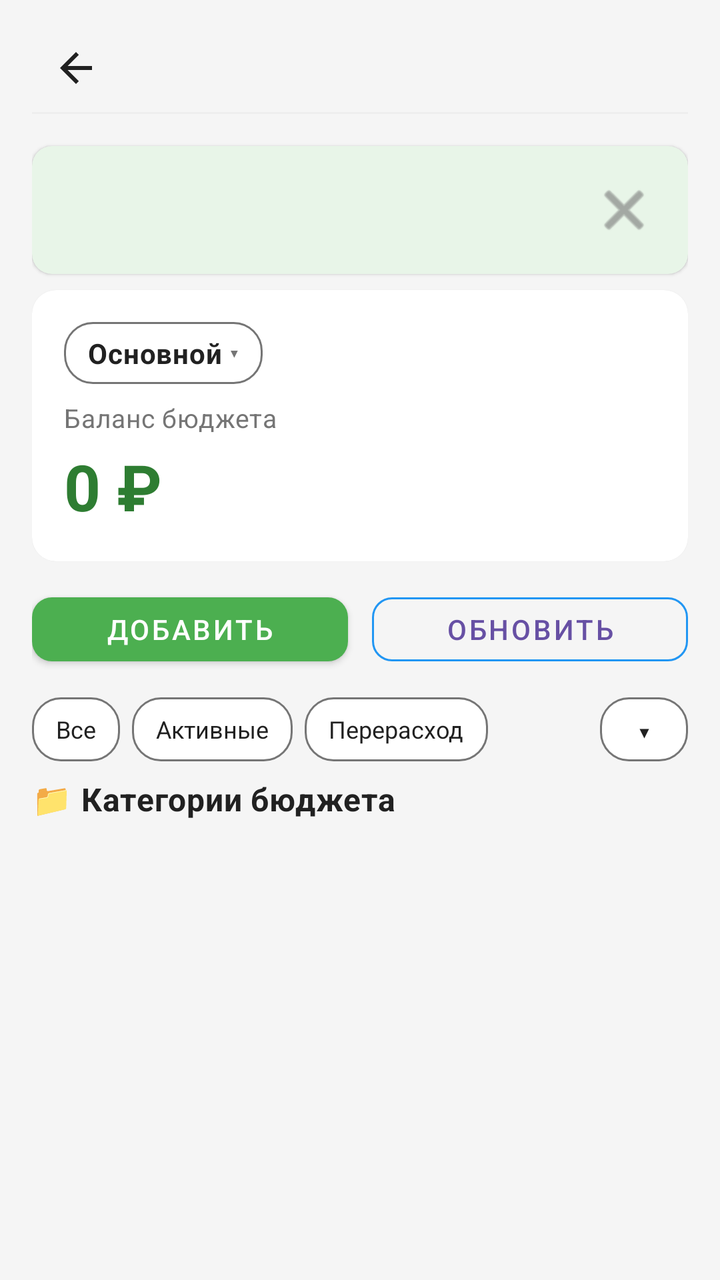
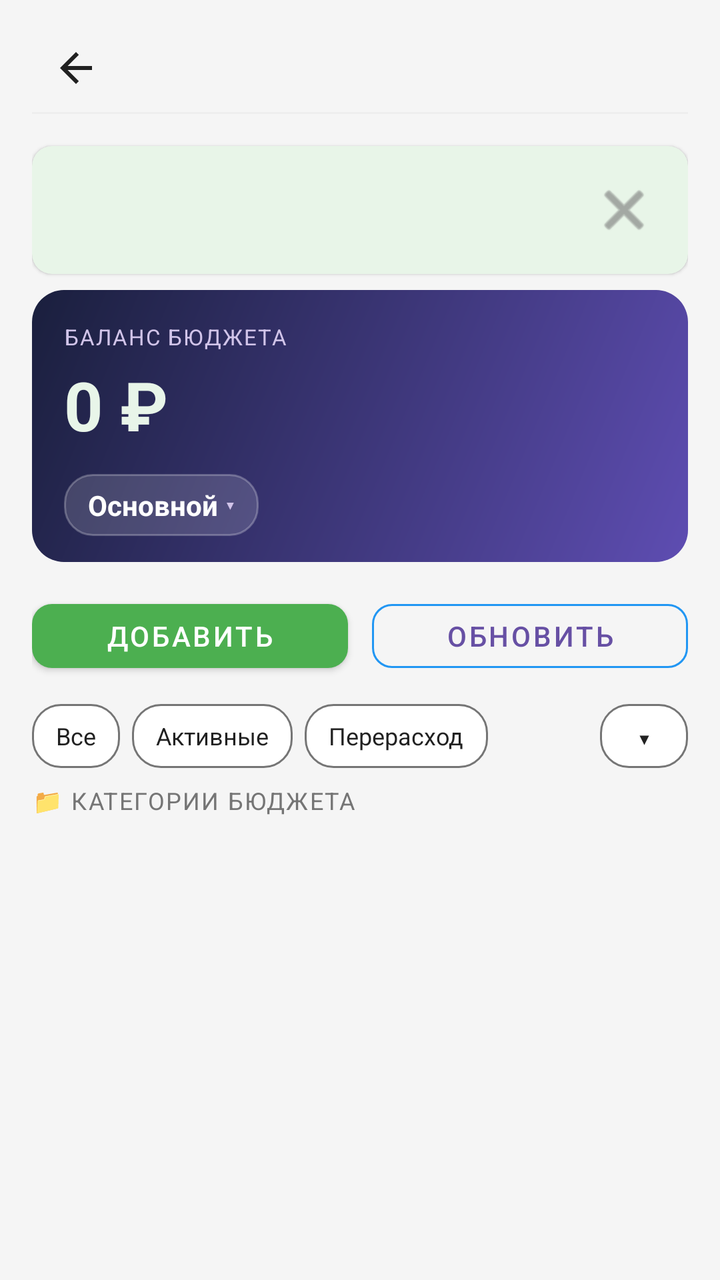

Two renders of the same Android screen: before a commit and after it. Below are the layout's source before the change and the commit's diff.
<!-- AndroidManifest.xml: application theme Theme.MyBudget -->
<!-- res/layout/activity_budget.xml -->
<?xml version="1.0" encoding="utf-8"?>
<LinearLayout xmlns:android="http://schemas.android.com/apk/res/android" xmlns:app="http://schemas.android.com/apk/res-auto"
    android:orientation="vertical"
    android:background="@color/background_light"
    android:paddingLeft="@dimen/space_16"
    android:paddingTop="@dimen/space_12"
    android:paddingRight="@dimen/space_16"
    android:paddingBottom="@dimen/space_16"
    android:layout_width="match_parent"
    android:layout_height="match_parent"
    android:paddingHorizontal="@dimen/space_16">
    <include
        android:layout_width="match_parent"
        android:layout_height="wrap_content"
        android:layout_marginBottom="@dimen/space_8"
        layout="@layout/include_screen_header"/>
    <include
        android:id="@+id/budgetHint"
        android:layout_width="match_parent"
        android:layout_height="wrap_content"
        android:layout_marginBottom="@dimen/space_8"
        layout="@layout/include_dismissible_hint"/>
    <androidx.cardview.widget.CardView
        android:id="@+id/budgetBalanceCard"
        android:layout_width="match_parent"
        android:layout_height="wrap_content"
        android:layout_marginBottom="@dimen/space_12"
        style="@style/Card.MyBudget.Surface">
        <LinearLayout
            android:orientation="vertical"
            android:padding="@dimen/space_16"
            android:layout_width="match_parent"
            android:layout_height="wrap_content">
            <LinearLayout
                android:gravity="center_vertical"
                android:orientation="horizontal"
                android:id="@+id/activeBudgetPicker"
                android:background="@drawable/quick_filter_chip_bg"
                android:paddingLeft="@dimen/space_12"
                android:paddingTop="@dimen/space_6"
                android:paddingRight="@dimen/space_12"
                android:paddingBottom="@dimen/space_6"
                android:focusable="true"
                android:clickable="true"
                android:layout_width="wrap_content"
                android:layout_height="wrap_content"
                android:paddingHorizontal="@dimen/space_12"
                android:paddingVertical="@dimen/space_6">
                <TextView
                    android:textSize="14sp"
                    android:id="@+id/activeBudgetNameText"
                    android:layout_width="wrap_content"
                    android:layout_height="wrap_content"
                    android:text="@string/budget_profiles_default_name"
                    style="@style/Text.MyBudget.Section"/>
                <TextView
                    android:textSize="12sp"
                    android:textColor="@color/text_secondary"
                    android:layout_width="wrap_content"
                    android:layout_height="wrap_content"
                    android:text="@string/ui_chevron_down"
                    android:layout_marginStart="@dimen/space_4"/>
            </LinearLayout>
            <TextView
                android:textSize="13sp"
                android:id="@+id/budgetBalanceLabel"
                android:layout_width="wrap_content"
                android:layout_height="wrap_content"
                android:layout_marginTop="@dimen/space_8"
                android:text="@string/budget_balance_label"
                style="@style/Text.MyBudget.Subtitle"/>
            <TextView
                android:textSize="32sp"
                android:textStyle="bold"
                android:textColor="@color/primary_green"
                android:id="@+id/totalBalanceText"
                android:layout_width="match_parent"
                android:layout_height="wrap_content"
                android:layout_marginTop="@dimen/space_4"
                android:text="@string/budget_balance_zero"/>
            <TextView
                android:textSize="13sp"
                android:id="@+id/safeToSpendText"
                android:visibility="gone"
                android:layout_width="match_parent"
                android:layout_height="wrap_content"
                android:layout_marginTop="@dimen/space_4"
                style="@style/Text.MyBudget.Subtitle"/>
        </LinearLayout>
    </androidx.cardview.widget.CardView>
    <LinearLayout
        android:orientation="horizontal"
        android:layout_width="match_parent"
        android:layout_height="wrap_content"
        android:layout_marginBottom="@dimen/space_12">
        <com.google.android.material.button.MaterialButton
            android:id="@+id/addCategoryButton"
            android:layout_width="0dp"
            android:layout_height="wrap_content"
            android:minHeight="@dimen/touch_min_size"
            android:text="@string/budget_add_category_btn"
            android:layout_weight="1"
            android:layout_marginEnd="@dimen/space_6"
            app:backgroundTint="@color/income_green"
            app:cornerRadius="@dimen/radius_10"
            style="@style/Widget.MaterialComponents.Button"/>
        <com.google.android.material.button.MaterialButton
            android:id="@+id/refreshButton"
            android:layout_width="0dp"
            android:layout_height="wrap_content"
            android:minHeight="@dimen/touch_min_size"
            android:text="@string/budget_refresh_btn"
            android:layout_weight="1"
            android:layout_marginStart="@dimen/space_6"
            app:cornerRadius="@dimen/radius_10"
            app:strokeColor="@color/budget_blue"
            style="@style/Widget.MaterialComponents.Button.OutlinedButton"/>
    </LinearLayout>
    <androidx.cardview.widget.CardView
        android:id="@+id/selectionBar"
        android:visibility="gone"
        android:layout_width="match_parent"
        android:layout_height="wrap_content"
        android:layout_marginBottom="@dimen/space_12"
        style="@style/Card.MyBudget.Surface">
        <LinearLayout
            android:orientation="horizontal"
            android:padding="@dimen/space_8"
            android:layout_width="match_parent"
            android:layout_height="wrap_content">
            <com.google.android.material.button.MaterialButton
                android:textSize="12sp"
                android:id="@+id/selectModeButton"
                android:layout_width="0dp"
                android:layout_height="wrap_content"
                android:minHeight="@dimen/touch_min_size"
                android:text="@string/budget_select_mode"
                android:layout_weight="1"
                android:layout_marginEnd="@dimen/space_4"
                app:cornerRadius="@dimen/radius_10"
                style="@style/Widget.MaterialComponents.Button.OutlinedButton"/>
            <com.google.android.material.button.MaterialButton
                android:textSize="12sp"
                android:id="@+id/hideSelectedButton"
                android:visibility="gone"
                android:layout_width="0dp"
                android:layout_height="wrap_content"
                android:layout_marginLeft="@dimen/space_4"
                android:layout_marginRight="@dimen/space_4"
                android:minHeight="@dimen/touch_min_size"
                android:text="@string/budget_hide_selected"
                android:layout_weight="1"
                android:layout_marginHorizontal="@dimen/space_4"
                app:cornerRadius="@dimen/radius_10"
                style="@style/Widget.MaterialComponents.Button.OutlinedButton"/>
            <com.google.android.material.button.MaterialButton
                android:textSize="12sp"
                android:id="@+id/deleteSelectedButton"
                android:visibility="gone"
                android:layout_width="0dp"
                android:layout_height="wrap_content"
                android:layout_marginLeft="@dimen/space_4"
                android:layout_marginRight="@dimen/space_4"
                android:minHeight="@dimen/touch_min_size"
                android:text="@string/budget_delete_selected"
                android:layout_weight="1"
                android:layout_marginHorizontal="@dimen/space_4"
                app:backgroundTint="@color/expense_red"
                app:cornerRadius="@dimen/radius_10"
                style="@style/Widget.MaterialComponents.Button"/>
            <com.google.android.material.button.MaterialButton
                android:textSize="12sp"
                android:id="@+id/cancelSelectButton"
                android:visibility="gone"
                android:layout_width="0dp"
                android:layout_height="wrap_content"
                android:minHeight="@dimen/touch_min_size"
                android:text="@android:string/cancel"
                android:layout_weight="1"
                android:layout_marginStart="@dimen/space_4"
                app:cornerRadius="@dimen/radius_10"
                style="@style/Widget.MaterialComponents.Button.OutlinedButton"/>
        </LinearLayout>
    </androidx.cardview.widget.CardView>
    <FrameLayout
        android:layout_width="match_parent"
        android:layout_height="wrap_content"
        android:layout_marginBottom="@dimen/space_8">
        <HorizontalScrollView
            android:scrollbars="none"
            android:fadingEdgeLength="@dimen/space_12"
            android:clipToPadding="true"
            android:layout_width="match_parent"
            android:layout_height="wrap_content"
            android:requiresFadingEdge="horizontal"
            android:paddingEnd="40dp">
            <LinearLayout
                android:orientation="horizontal"
                android:id="@+id/budgetFilterGroup"
                android:layout_width="wrap_content"
                android:layout_height="wrap_content">
                <TextView
                    android:id="@+id/budgetFilterAll"
                    android:layout_width="wrap_content"
                    android:layout_height="wrap_content"
                    android:text="@string/budget_filter_all"
                    android:layout_marginEnd="@dimen/space_6"
                    style="@style/Chip.MyBudget.Filter"/>
                <TextView
                    android:id="@+id/budgetFilterNonZero"
                    android:layout_width="wrap_content"
                    android:layout_height="wrap_content"
                    android:text="@string/budget_filter_non_zero"
                    android:layout_marginEnd="@dimen/space_6"
                    style="@style/Chip.MyBudget.Filter"/>
                <TextView
                    android:id="@+id/budgetFilterOverspend"
                    android:layout_width="wrap_content"
                    android:layout_height="wrap_content"
                    android:text="@string/budget_filter_overspend"
                    style="@style/Chip.MyBudget.Filter"/>
            </LinearLayout>
        </HorizontalScrollView>
        <TextView
            android:textSize="16sp"
            android:gravity="center"
            android:layout_gravity="end|center_vertical"
            android:id="@+id/budgetExpandToggle"
            android:background="@drawable/budget_expand_toggle_bg"
            android:focusable="true"
            android:clickable="true"
            android:layout_width="@dimen/touch_min_size"
            android:layout_height="@dimen/chip_height"
            android:text="@string/budget_expand_all"
            android:contentDescription="@string/budget_expand_subcategories"
            android:paddingStart="0dp"
            android:paddingEnd="0dp"
            style="@style/Chip.MyBudget.Filter"/>
    </FrameLayout>
    <TextView
        android:layout_width="match_parent"
        android:layout_height="wrap_content"
        android:layout_marginBottom="@dimen/space_8"
        android:text="@string/budget_categories_section"
        style="@style/Text.MyBudget.Section"/>
    <FrameLayout
        android:layout_width="match_parent"
        android:layout_height="0dp"
        android:layout_weight="1">
        <ScrollView
            android:id="@+id/categoriesScrollView"
            android:layout_width="match_parent"
            android:layout_height="match_parent">
            <LinearLayout
                android:orientation="vertical"
                android:id="@+id/categoriesContainer"
                android:layout_width="match_parent"
                android:layout_height="wrap_content"/>
        </ScrollView>
        <TextView
            android:gravity="center"
            android:id="@+id/budgetLoadingState"
            android:padding="@dimen/space_24"
            android:visibility="gone"
            android:layout_width="match_parent"
            android:layout_height="match_parent"
            android:text="@string/budget_loading"
            style="@style/Text.MyBudget.Subtitle"/>
        <TextView
            android:gravity="center"
            android:id="@+id/budgetEmptyState"
            android:padding="@dimen/space_24"
            android:visibility="gone"
            android:layout_width="match_parent"
            android:layout_height="match_parent"
            android:text="@string/budget_empty"
            style="@style/Text.MyBudget.Subtitle"/>
        <TextView
            android:gravity="center"
            android:id="@+id/budgetErrorState"
            android:padding="@dimen/space_24"
            android:visibility="gone"
            android:layout_width="match_parent"
            android:layout_height="match_parent"
            style="@style/Text.MyBudget.Subtitle"/>
    </FrameLayout>
</LinearLayout>
<!-- res/layout/include_screen_header.xml (included above) -->
<?xml version="1.0" encoding="utf-8"?>
<LinearLayout xmlns:android="http://schemas.android.com/apk/res/android"
    android:layout_width="match_parent"
    android:layout_height="wrap_content"
    android:orientation="vertical">

    <include layout="@layout/include_compact_toolbar" />

    <View
        android:layout_width="match_parent"
        android:layout_height="1dp"
        android:layout_marginBottom="@dimen/space_8"
        android:background="@color/border_light" />
</LinearLayout>
<!-- res/layout/include_dismissible_hint.xml (included above) -->
<?xml version="1.0" encoding="utf-8"?>
<androidx.cardview.widget.CardView xmlns:android="http://schemas.android.com/apk/res/android" xmlns:app="http://schemas.android.com/apk/res-auto"
    android:id="@+id/screenHintCard"
    android:layout_width="match_parent"
    android:layout_height="wrap_content"
    android:layout_marginBottom="@dimen/space_8"
    app:cardBackgroundColor="@color/primary_green_light"
    style="@style/Card.MyBudget.Surface.Small">
    <LinearLayout
        android:orientation="vertical"
        android:padding="@dimen/space_10"
        android:layout_width="match_parent"
        android:layout_height="wrap_content">
        <LinearLayout
            android:gravity="center_vertical"
            android:orientation="horizontal"
            android:layout_width="match_parent"
            android:layout_height="wrap_content">
            <TextView
                android:textSize="13sp"
                android:textColor="@color/text_primary"
                android:id="@+id/screenHintText"
                android:layout_width="0dp"
                android:layout_height="wrap_content"
                android:layout_weight="1"
                android:lineSpacingExtra="@dimen/space_2"
                style="@style/Text.MyBudget.Subtitle"/>
            <ImageButton
                android:id="@+id/screenHintDismiss"
                android:background="?attr/selectableItemBackgroundBorderless"
                android:padding="@dimen/space_8"
                android:layout_width="@dimen/touch_min_size"
                android:layout_height="@dimen/touch_min_size"
                android:src="@android:drawable/ic_menu_close_clear_cancel"
                android:contentDescription="@string/hint_dismiss"
                app:tint="@color/text_secondary"/>
        </LinearLayout>
        <TextView
            android:textSize="12sp"
            android:textColor="@color/budget_blue"
            android:id="@+id/screenHintHelp"
            android:background="?attr/selectableItemBackground"
            android:paddingTop="@dimen/space_2"
            android:paddingBottom="@dimen/space_2"
            android:focusable="true"
            android:visibility="gone"
            android:clickable="true"
            android:layout_width="wrap_content"
            android:layout_height="wrap_content"
            android:layout_marginTop="@dimen/space_4"
            android:text="@string/hint_open_help"
            android:paddingVertical="@dimen/space_2"
            style="@style/Text.MyBudget.Subtitle"/>
    </LinearLayout>
</androidx.cardview.widget.CardView>
<!-- res/layout/include_compact_toolbar.xml (included above) -->
<?xml version="1.0" encoding="utf-8"?>
<LinearLayout xmlns:android="http://schemas.android.com/apk/res/android" xmlns:app="http://schemas.android.com/apk/res-auto"
    android:gravity="center_vertical"
    android:orientation="horizontal"
    android:id="@+id/screenHeaderRoot"
    android:layout_width="match_parent"
    android:layout_height="wrap_content"
    android:minHeight="@dimen/touch_min_size">
    <ImageButton
        android:id="@+id/screenHeaderBack"
        android:background="?attr/selectableItemBackgroundBorderless"
        android:padding="@dimen/space_8"
        android:layout_width="@dimen/touch_min_size"
        android:layout_height="@dimen/touch_min_size"
        android:src="@drawable/ic_arrow_back"
        android:scaleType="centerInside"
        android:contentDescription="@string/nav_back"
        app:tint="@color/text_primary"/>
    <TextView
        android:textSize="18sp"
        android:id="@+id/screenHeaderEmoji"
        android:visibility="gone"
        android:layout_width="wrap_content"
        android:layout_height="wrap_content"
        android:layout_marginStart="@dimen/space_2"/>
    <TextView
        android:textSize="20sp"
        android:ellipsize="end"
        android:id="@+id/screenHeaderTitle"
        android:layout_width="0dp"
        android:layout_height="wrap_content"
        android:maxLines="1"
        android:layout_weight="1"
        android:layout_marginStart="@dimen/space_4"
        style="@style/Text.MyBudget.Title"/>
    <ImageButton
        android:id="@+id/screenHeaderAction"
        android:background="?attr/selectableItemBackgroundBorderless"
        android:padding="@dimen/space_8"
        android:visibility="gone"
        android:layout_width="@dimen/touch_min_size"
        android:layout_height="@dimen/touch_min_size"
        android:src="@android:drawable/ic_menu_more"
        android:contentDescription="@string/transactions_more_menu"
        app:tint="@color/text_secondary"/>
    <ImageButton
        android:id="@+id/screenHeaderActionSecondary"
        android:background="?attr/selectableItemBackgroundBorderless"
        android:padding="@dimen/space_8"
        android:visibility="gone"
        android:layout_width="@dimen/touch_min_size"
        android:layout_height="@dimen/touch_min_size"
        android:src="@android:drawable/ic_menu_search"
        android:contentDescription="@string/transactions_search_submit"
        app:tint="@color/budget_blue"/>
</LinearLayout>
<!-- resources referenced by this layout -->
<resources>
  <color name="background_light">#f5f5f5</color>
  <color name="border_light">#eeeeee</color>
  <color name="budget_blue">#2196f3</color>
  <color name="expense_red">#f44336</color>
  <color name="income_green">#4caf50</color>
  <color name="primary_green">#2e7d32</color>
  <color name="primary_green_light">#e8f5e8</color>
  <color name="text_primary">#212121</color>
  <color name="text_secondary">#757575</color>
  <dimen name="chip_height">32dp</dimen>
  <dimen name="radius_10">10dp</dimen>
  <dimen name="space_10">10dp</dimen>
  <dimen name="space_12">12dp</dimen>
  <dimen name="space_16">16dp</dimen>
  <dimen name="space_2">2dp</dimen>
  <dimen name="space_24">24dp</dimen>
  <dimen name="space_4">4dp</dimen>
  <dimen name="space_6">6dp</dimen>
  <dimen name="space_8">8dp</dimen>
  <dimen name="touch_min_size">44dp</dimen>
  <string name="budget_add_category_btn">Добавить</string>
  <string name="budget_balance_zero">0 ₽</string>
  <string name="budget_delete_selected">Удалить</string>
  <string name="budget_expand_all">▾</string>
  <string name="budget_filter_all">Все</string>
  <string name="budget_filter_non_zero">Активные</string>
  <string name="budget_filter_overspend">Перерасход</string>
  <string name="budget_hide_selected">Скрыть</string>
  <string name="budget_loading">Загрузка категорий…</string>
  <string name="budget_refresh_btn">Обновить</string>
  <string name="budget_select_mode">Выбор</string>
  <string name="hint_dismiss">Скрыть подсказку</string>
  <string name="nav_back">Назад</string>
  <string name="transactions_search_submit">Искать</string>
  <string name="ui_chevron_down">▾</string>
  <style name="Card.MyBudget.Surface" parent="">
      <item name="cardBackgroundColor">@color/card_background_white</item>
      <item name="cardCornerRadius">@dimen/radius_12</item>
      <item name="cardElevation">@dimen/card_elevation_low</item>
    </style>
  <style name="Text.MyBudget.Section" parent="@style/Text.MyBudget">
      <item name="android:textSize">16sp</item>
      <item name="android:textStyle">bold</item>
      <item name="android:textColor">@color/text_primary</item>
    </style>
  <color name="card_background_white">#ffffff</color>
  <color name="transactions_purple">#9c27b0</color>
  <dimen name="radius_12">12dp</dimen>
  <dimen name="card_elevation_low">1dp</dimen>
  <color name="md_theme_onPrimary">#ffffff</color>
  <color name="md_theme_onSurface">#1d1b20</color>
  <color name="md_theme_outline">#79747e</color>
  <color name="md_theme_primary">#6750a4</color>
  <color name="md_theme_surface">#ffffff</color>
  <color name="md_theme_surfaceVariant">#e7e0ec</color>
  <!-- unchanged entries left out for length: 18 -->
</resources>

<!-- the commit's change to res/layout/activity_budget.xml (unified diff, before → after) -->
@@ -25,67 +25,67 @@
         android:layout_width="match_parent"
         android:layout_height="wrap_content"
         android:layout_marginBottom="@dimen/space_12"
-        style="@style/Card.MyBudget.Surface">
+        app:cardBackgroundColor="@android:color/transparent"
+        app:cardElevation="0dp">
         <LinearLayout
+            android:layout_width="match_parent"
+            android:layout_height="wrap_content"
+            android:background="@drawable/main_hero_card_bg"
             android:orientation="vertical"
-            android:padding="@dimen/space_16"
-            android:layout_width="match_parent"
-            android:layout_height="wrap_content">
+            android:padding="@dimen/space_16">
+            <TextView
+                android:layout_width="wrap_content"
+                android:layout_height="wrap_content"
+                android:letterSpacing="0.06"
+                android:text="@string/budget_balance_label"
+                android:textAllCaps="true"
+                android:textColor="@color/main_hero_text_secondary"
+                android:textSize="11sp" />
+            <TextView
+                android:id="@+id/totalBalanceText"
+                android:layout_width="match_parent"
+                android:layout_height="wrap_content"
+                android:layout_marginTop="@dimen/space_4"
+                android:text="@string/budget_balance_zero"
+                android:textColor="@color/main_hero_balance_positive"
+                android:textSize="34sp"
+                android:textStyle="bold" />
+            <TextView
+                android:id="@+id/safeToSpendText"
+                android:layout_width="match_parent"
+                android:layout_height="wrap_content"
+                android:layout_marginTop="@dimen/space_4"
+                android:textColor="@color/main_hero_text_secondary"
+                android:textSize="13sp"
+                android:visibility="gone" />
             <LinearLayout
+                android:id="@+id/activeBudgetPicker"
+                android:layout_width="wrap_content"
+                android:layout_height="wrap_content"
+                android:layout_marginTop="@dimen/space_12"
+                android:background="@drawable/main_hero_profile_chip"
+                android:clickable="true"
+                android:focusable="true"
                 android:gravity="center_vertical"
                 android:orientation="horizontal"
-                android:id="@+id/activeBudgetPicker"
-                android:background="@drawable/quick_filter_chip_bg"
-                android:paddingLeft="@dimen/space_12"
-                android:paddingTop="@dimen/space_6"
-                android:paddingRight="@dimen/space_12"
-                android:paddingBottom="@dimen/space_6"
-                android:focusable="true"
-                android:clickable="true"
-                android:layout_width="wrap_content"
-                android:layout_height="wrap_content"
                 android:paddingHorizontal="@dimen/space_12"
                 android:paddingVertical="@dimen/space_6">
                 <TextView
-                    android:textSize="14sp"
                     android:id="@+id/activeBudgetNameText"
                     android:layout_width="wrap_content"
                     android:layout_height="wrap_content"
                     android:text="@string/budget_profiles_default_name"
-                    style="@style/Text.MyBudget.Section"/>
+                    android:textColor="@color/main_hero_text_primary"
+                    android:textSize="14sp"
+                    android:textStyle="bold" />
                 <TextView
-                    android:textSize="12sp"
-                    android:textColor="@color/text_secondary"
                     android:layout_width="wrap_content"
                     android:layout_height="wrap_content"
+                    android:layout_marginStart="@dimen/space_4"
                     android:text="@string/ui_chevron_down"
-                    android:layout_marginStart="@dimen/space_4"/>
+                    android:textColor="@color/main_hero_text_secondary"
+                    android:textSize="12sp" />
             </LinearLayout>
-            <TextView
-                android:textSize="13sp"
-                android:id="@+id/budgetBalanceLabel"
-                android:layout_width="wrap_content"
-                android:layout_height="wrap_content"
-                android:layout_marginTop="@dimen/space_8"
-                android:text="@string/budget_balance_label"
-                style="@style/Text.MyBudget.Subtitle"/>
-            <TextView
-                android:textSize="32sp"
-                android:textStyle="bold"
-                android:textColor="@color/primary_green"
-                android:id="@+id/totalBalanceText"
-                android:layout_width="match_parent"
-                android:layout_height="wrap_content"
-                android:layout_marginTop="@dimen/space_4"
-                android:text="@string/budget_balance_zero"/>
-            <TextView
-                android:textSize="13sp"
-                android:id="@+id/safeToSpendText"
-                android:visibility="gone"
-                android:layout_width="match_parent"
-                android:layout_height="wrap_content"
-                android:layout_marginTop="@dimen/space_4"
-                style="@style/Text.MyBudget.Subtitle"/>
         </LinearLayout>
     </androidx.cardview.widget.CardView>
     <LinearLayout
@@ -242,7 +242,7 @@
         android:layout_height="wrap_content"
         android:layout_marginBottom="@dimen/space_8"
         android:text="@string/budget_categories_section"
-        style="@style/Text.MyBudget.Section"/>
+        style="@style/Text.MyBudget.SectionLabel"/>
     <FrameLayout
         android:layout_width="match_parent"
         android:layout_height="0dp"
<!-- resource entries referenced after the edit -->
@@ -5,7 +5,9 @@
   <color name="budget_blue">#2196f3</color>
   <color name="expense_red">#f44336</color>
   <color name="income_green">#4caf50</color>
-  <color name="primary_green">#2e7d32</color>
+  <color name="main_hero_balance_positive">#e8f5e9</color>
+  <color name="main_hero_text_primary">#ffffff</color>
+  <color name="main_hero_text_secondary">#d1c4e9</color>
   <color name="primary_green_light">#e8f5e8</color>
   <color name="text_primary">#212121</color>
   <color name="text_secondary">#757575</color>
@@ -20,6 +22,38 @@
   <dimen name="space_6">6dp</dimen>
   <dimen name="space_8">8dp</dimen>
   <dimen name="touch_min_size">44dp</dimen>
+  <!-- drawable main_hero_card_bg (drawable) -->
+  <?xml version="1.0" encoding="utf-8"?>
+  <layer-list xmlns:android="http://schemas.android.com/apk/res/android">
+      <item
+          android:bottom="3dp"
+          android:left="1dp"
+          android:right="1dp">
+          <shape android:shape="rectangle">
+              <solid android:color="#40000000" />
+              <corners android:radius="@dimen/radius_16" />
+          </shape>
+      </item>
+      <item android:bottom="3dp">
+          <shape android:shape="rectangle">
+              <gradient
+                  android:angle="135"
+                  android:endColor="#FF1A1F3D"
+                  android:startColor="#FF5E4DB2"
+                  android:type="linear" />
+              <corners android:radius="@dimen/radius_16" />
+          </shape>
+      </item>
+  </layer-list>
+  <!-- drawable main_hero_profile_chip (drawable) -->
+  <?xml version="1.0" encoding="utf-8"?>
+  <shape xmlns:android="http://schemas.android.com/apk/res/android">
+      <solid android:color="#26FFFFFF" />
+      <stroke
+          android:width="1dp"
+          android:color="#40FFFFFF" />
+      <corners android:radius="@dimen/radius_14" />
+  </shape>
   <string name="budget_add_category_btn">Добавить</string>
   <string name="budget_balance_zero">0 ₽</string>
   <string name="budget_delete_selected">Удалить</string>
@@ -37,17 +71,19 @@
   <string name="ui_chevron_down">▾</string>
   <style name="Card.MyBudget.Surface" parent="">
       <item name="cardBackgroundColor">@color/card_background_white</item>
-      <item name="cardCornerRadius">@dimen/radius_12</item>
+      <item name="cardCornerRadius">@dimen/radius_16</item>
       <item name="cardElevation">@dimen/card_elevation_low</item>
     </style>
-  <style name="Text.MyBudget.Section" parent="@style/Text.MyBudget">
-      <item name="android:textSize">16sp</item>
-      <item name="android:textStyle">bold</item>
-      <item name="android:textColor">@color/text_primary</item>
+  <style name="Text.MyBudget.SectionLabel" parent="@style/Text.MyBudget">
+      <item name="android:textSize">12sp</item>
+      <item name="android:textColor">@color/text_secondary</item>
+      <item name="android:textAllCaps">true</item>
+      <item name="android:letterSpacing">0.06</item>
     </style>
   <color name="card_background_white">#ffffff</color>
+  <dimen name="radius_16">16dp</dimen>
+  <dimen name="radius_14">14dp</dimen>
   <color name="transactions_purple">#9c27b0</color>
-  <dimen name="radius_12">12dp</dimen>
   <dimen name="card_elevation_low">1dp</dimen>
   <color name="md_theme_onPrimary">#ffffff</color>
   <color name="md_theme_onSurface">#1d1b20</color>
